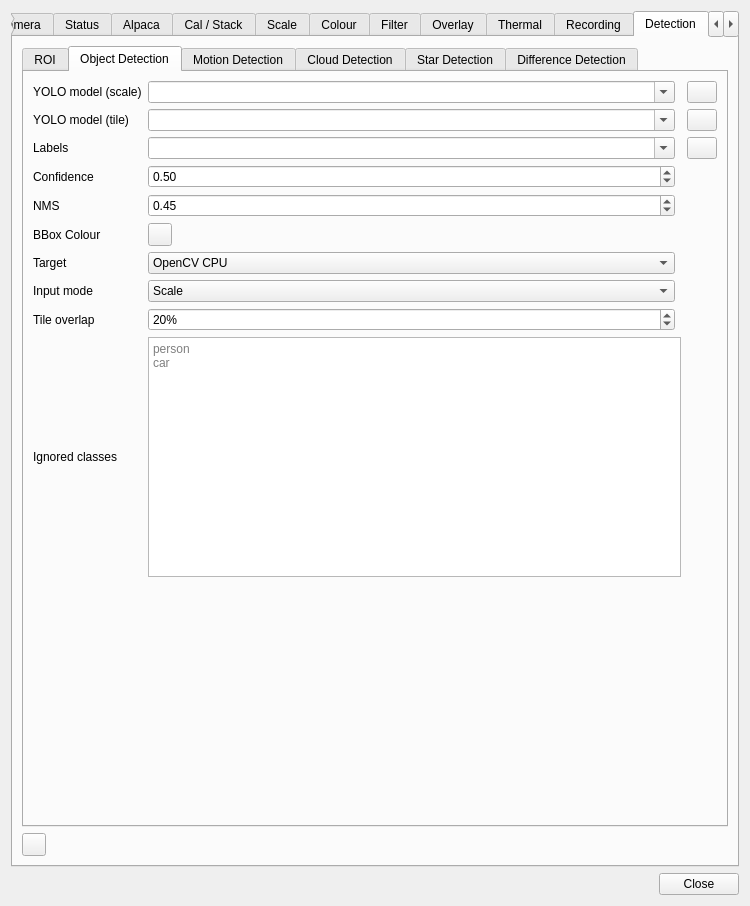
The window that plugins/feature/camera/camerasettingsdialog.ui (srcejon/sdrangel) describes before a commit, drawn with Qt 5.
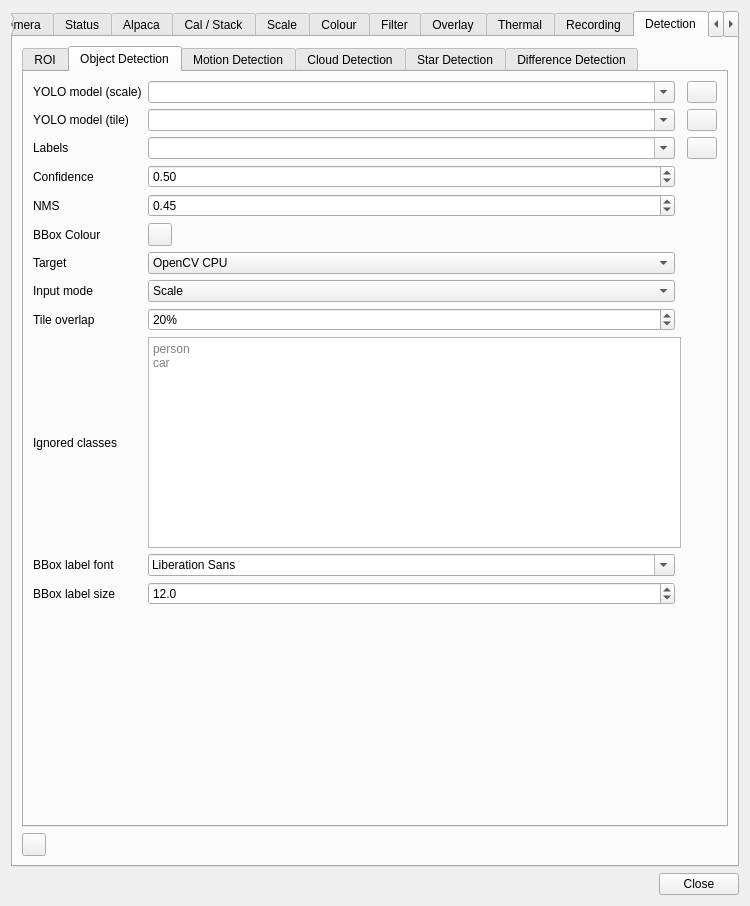
The same window after the commit. The open tabs and pages were chosen to show the change. Icons and pictures are not drawn. Custom widgets are drawn as their Qt base class.

Commit message: Add object detection label font settings

```diff
--- a/plugins/feature/camera/camerasettingsdialog.ui
+++ b/plugins/feature/camera/camerasettingsdialog.ui
@@ -5810,8 +5810,8 @@
              </property>
             </widget>
            </item>
-           <item row="10" column="0">
-            <spacer name="verticalSpacer_3">
+            <item row="12" column="0">
+             <spacer name="verticalSpacer_3">
              <property name="orientation">
               <enum>Qt::Orientation::Vertical</enum>
              </property>
@@ -5821,8 +5821,51 @@
                <height>40</height>
               </size>
              </property>
-            </spacer>
-           </item>
+             </spacer>
+            </item>
+            <item row="10" column="0">
+             <widget class="QLabel" name="yoloLabelFontLabel">
+              <property name="text">
+               <string>BBox label font</string>
+              </property>
+             </widget>
+            </item>
+            <item row="10" column="1">
+             <widget class="QFontComboBox" name="yoloLabelFontCombo">
+              <property name="toolTip">
+               <string>Font used for object detection bounding box labels</string>
+              </property>
+             </widget>
+            </item>
+            <item row="11" column="0">
+             <widget class="QLabel" name="yoloLabelFontScaleLabel">
+              <property name="text">
+               <string>BBox label size</string>
+              </property>
+             </widget>
+            </item>
+            <item row="11" column="1">
+             <widget class="QDoubleSpinBox" name="yoloLabelFontScaleSpin">
+              <property name="toolTip">
+               <string>Font point size used for object detection bounding box labels</string>
+              </property>
+              <property name="decimals">
+               <number>1</number>
+              </property>
+              <property name="minimum">
+               <double>4.000000000000000</double>
+              </property>
+              <property name="maximum">
+               <double>144.000000000000000</double>
+              </property>
+              <property name="singleStep">
+               <double>1.000000000000000</double>
+              </property>
+              <property name="value">
+               <double>12.000000000000000</double>
+              </property>
+             </widget>
+            </item>
            <item row="9" column="1" colspan="2">
             <widget class="QPlainTextEdit" name="yoloIgnoredClassNamesEdit">
              <property name="toolTip">
```
The commit also changes 5 other files.
